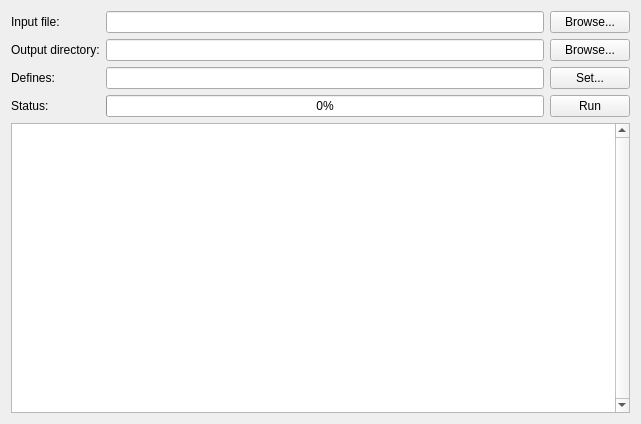
The window that src/gui/SimulationWidget.ui (torrentg/ccruncher) describes before a commit, drawn with Qt 5.
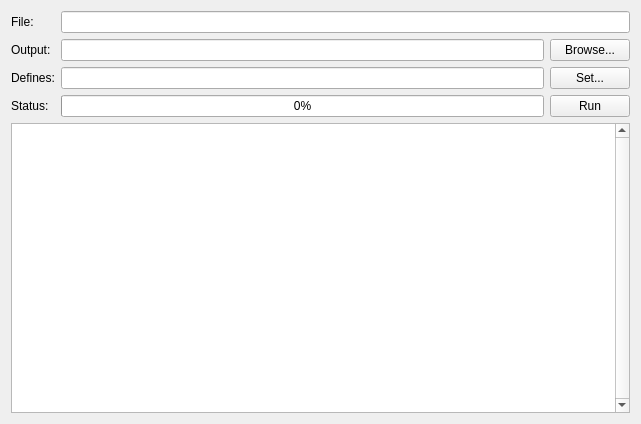
The same window after the commit.

Diff of the .ui file:
```diff
--- a/src/gui/SimulationWidget.ui
+++ b/src/gui/SimulationWidget.ui
@@ -21,21 +21,14 @@
        <item row="0" column="0">
         <widget class="QLabel" name="label">
          <property name="text">
-          <string>Input file:</string>
-         </property>
-        </widget>
-       </item>
-       <item row="0" column="2">
-        <widget class="QPushButton" name="ifileButton">
-         <property name="text">
-          <string>Browse...</string>
+          <string>File:</string>
          </property>
         </widget>
        </item>
        <item row="1" column="0">
         <widget class="QLabel" name="label_2">
          <property name="text">
-          <string>Output directory:</string>
+          <string>Output:</string>
          </property>
         </widget>
        </item>
@@ -94,8 +87,12 @@
          </property>
         </widget>
        </item>
-       <item row="0" column="1">
-        <widget class="QLineEdit" name="ifile"/>
+       <item row="0" column="1" colspan="2">
+        <widget class="QLineEdit" name="ifile">
+         <property name="readOnly">
+          <bool>true</bool>
+         </property>
+        </widget>
        </item>
       </layout>
      </item>
```
Left out of the diff: 33 changed lines with no effect on the pictures.
